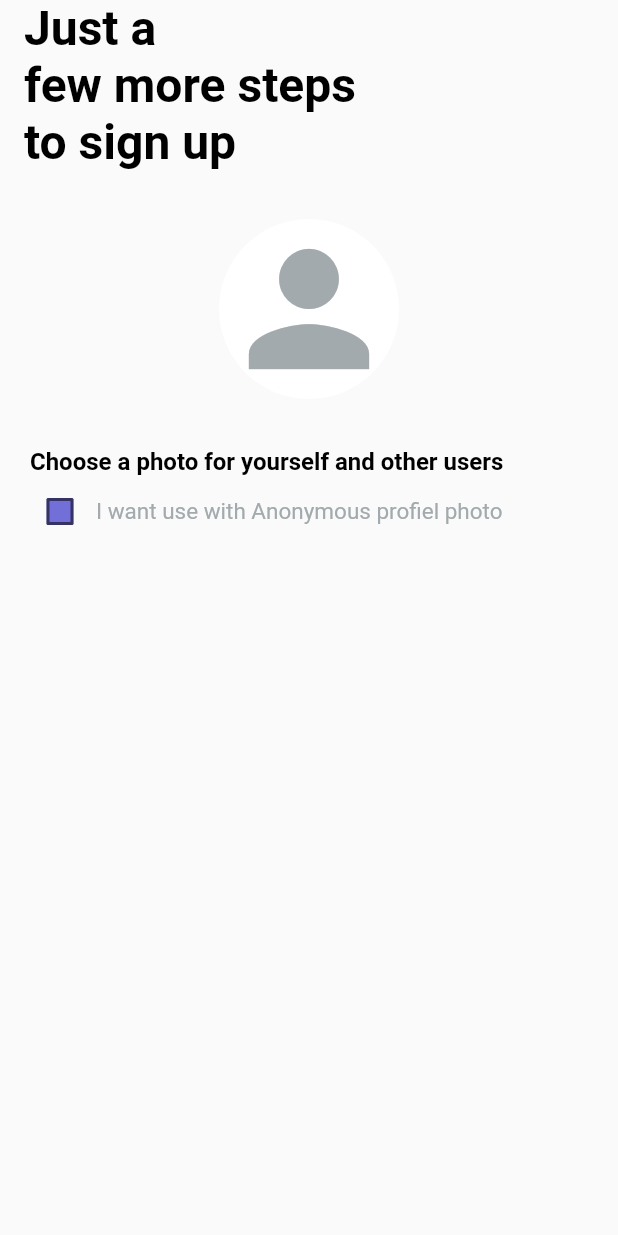
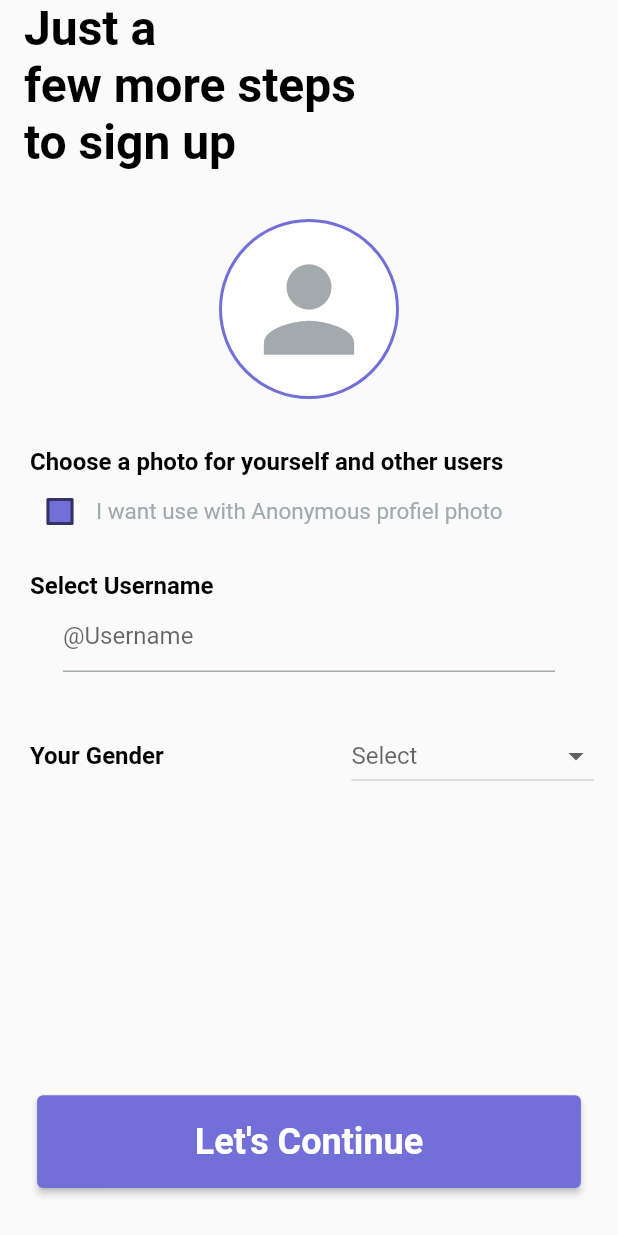
Before and after one commit to 404ibra/diarymedia, a Flutter app: the PickProfilePicture screen opened directly, on a phone screen of 412 x 824 dp. Run offline on Flutter 3.47's test engine with Material 2 defaults, Android fonts, the phone set to English and light mode, and no system bars; our stand-ins replace easy_localization, firebase_auth, firebase_core, get, image_picker; accounts and stored records are empty.

Commit message:
user register ui completed

```diff
--- a/assets/lang/en-EN.json
+++ b/assets/lang/en-EN.json
@@ -11,5 +11,7 @@
     "createInitProfileBirthdayCheckbox": "I want other users to see my birthday on my\nprofile",
     "letsContinue": "Let's Continue",
     "createInitialProfileNameDescription" :
-    " *The name you enter in this field will be the prominent name in your profile. You can use your real name or use an anonymous name."
+    " *The name you enter in this field will be the prominent name in your profile. You can use your real name or use an anonymous name.",
+    "createUserNameHeadlineText" : "Finally\nlet's choose your\nusername",
+    "letsStart": "Let's Start"
 }
--- /dev/null
+++ b/lib/constant/enums.dart
@@ -0,0 +1 @@
+enum Genders<String> { woman, man, other, notSpecify }
--- a/lib/main.dart
+++ b/lib/main.dart
@@ -28,7 +28,7 @@ Future<void> main() async {
         create: (context) => CreateInitProfileProviders(),
       ),
       ChangeNotifierProvider(
-        create: (context) => PickImageStage(),
+        create: (context) => PickImageBoolenValue(),
       )
     ],
     //deneme
--- a/lib/view_model/pick_image.dart
+++ b/lib/view_model/pick_image.dart
@@ -1,9 +1,10 @@
 import 'package:flutter/material.dart';
 
-class PickImageStage extends ChangeNotifier {
+class PickImageBoolenValue extends ChangeNotifier {
   bool anonymousProfilePhoto = false;
   bool imagePicked = false;
   String pickedImagePath = "";
+  String genderSelect = "Select";
   void changeImagePickedStatus() {
     imagePicked = !imagePicked;
     notifyListeners();
@@ -18,4 +19,9 @@ class PickImageStage extends ChangeNotifier {
     anonymousProfilePhoto = !anonymousProfilePhoto;
     notifyListeners();
   }
+
+  void changeGenderSelect(String gender) {
+    genderSelect = gender;
+    notifyListeners();
+  }
 }
--- a/lib/view_model/user_inputs.dart
+++ b/lib/view_model/user_inputs.dart
@@ -36,5 +36,5 @@ class UserInputs {
       obscureText: false,
       textInputType: TextInputType.text,
       textInputAction: TextInputAction.next,
-      hint: "User Name");
+      hint: "@Username");
 }
--- a/lib/views/auth/pick_profile_picture.dart
+++ b/lib/views/auth/pick_profile_picture.dart
@@ -1,8 +1,13 @@
 import 'dart:io';
 
 import 'package:dia/view_model/pick_image.dart';
+import 'package:dia/view_model/user_inputs.dart';
+import 'package:dia/views/auth/select_username.dart';
+import 'package:dia/widgets/large_elevated_button.dart';
 import 'package:easy_localization/easy_localization.dart';
 import 'package:flutter/material.dart';
+import 'package:get/get.dart' show Get;
+import 'package:get/get.dart' show GetNavigation;
 import 'package:image_picker/image_picker.dart';
 import 'package:provider/provider.dart';
 
@@ -14,7 +19,7 @@ class PickProfilePicture extends StatelessWidget {
 
   @override
   Widget build(BuildContext context) {
-    final pickedImageProvider = Provider.of<PickImageStage>(context);
+    final pickedImageProvider = Provider.of<PickImageBoolenValue>(context);
     Future<void> addPhoto() async {
       final pickedImage = await picker.pickImage(source: ImageSource.gallery);
       pickedImageProvider.changePickedImagePath(pickedImage!.path);
@@ -43,17 +48,21 @@ class PickProfilePicture extends StatelessWidget {
                   child: Container(
                       height: 120,
                       width: 120,
-                      decoration: const BoxDecoration(
-                          color: Colors.white, shape: BoxShape.circle),
-                      child: pickedImageProvider.imagePicked
-                          ? CircleAvatar(
+                      decoration: BoxDecoration(
+                          color: Colors.white,
+                          shape: BoxShape.circle,
+                          border: Border.all(
+                              color: CustomColors.primaryPurple, width: 2)),
+                      child: !pickedImageProvider.imagePicked ||
+                              pickedImageProvider.anonymousProfilePhoto
+                          ? const Icon(
+                              Icons.person,
+                              size: 90,
+                              color: CustomColors.primaryGrey,
+                            )
+                          : CircleAvatar(
                               backgroundImage: FileImage(
-                                  File(pickedImageProvider.pickedImagePath)))
-                          : const Icon(
-                              Icons.person,
-                              size: 120,
-                              color: CustomColors.primaryGrey,
-                            )),
+                                  File(pickedImageProvider.pickedImagePath)))),
                 ),
               ),
             ),
@@ -81,9 +90,62 @@ class PickProfilePicture extends StatelessWidget {
                     const Text(
                       "I want use with Anonymous profiel photo",
                       style: TextStyles.kTextStylePrimaryGrey,
-                    )
+                    ),
                   ],
                 )),
+            const Padding(
+              padding: EdgeInsets.only(top: 16, left: 16),
+              child: Text(
+                " Select Username",
+                style: TextStyle(
+                    color: Colors.black,
+                    fontSize: 16,
+                    fontWeight: FontWeight.w600),
+              ),
+            ),
+            Padding(
+              padding: const EdgeInsets.only(bottom: 16.0),
+              child: UserInputs.userName,
+            ),
+            Padding(
+              padding: const EdgeInsets.all(16.0),
+              child: Row(
+                mainAxisAlignment: MainAxisAlignment.spaceBetween,
+                children: [
+                  const Text(
+                    " Your Gender",
+                    style: TextStyle(
+                        color: Colors.black,
+                        fontSize: 16,
+                        fontWeight: FontWeight.w600),
+                  ),
+                  DropdownButton<String>(
+                    hint: Text(pickedImageProvider.genderSelect),
+                    items: <String>[
+                      'Woman',
+                      'Man',
+                      'Other',
+                      'Not want to specify'
+                    ].map((String value) {
+                      return DropdownMenuItem<String>(
+                        value: value,
+                        child: Text(value),
+                      );
+                    }).toList(),
+                    onChanged: (value) {
+                      pickedImageProvider.changeGenderSelect(value!);
+                    },
+                  ),
+                ],
+              ),
+            ),
+            const Spacer(),
+            LargeElevatedButton(
+              buttonText: "letsContinue".tr(),
+              onPressed: () {
+                Get.to(() => const CreateUsername());
+              },
+            ),
           ],
         ),
       ),
--- /dev/null
+++ b/lib/views/auth/select_username.dart
@@ -0,0 +1,29 @@
+import 'package:dia/constant/constants.dart';
+import 'package:dia/view_model/user_inputs.dart';
+import 'package:easy_localization/easy_localization.dart';
+import 'package:flutter/material.dart';
+
+class CreateUsername extends StatelessWidget {
+  const CreateUsername({super.key});
+
+  @override
+  Widget build(BuildContext context) {
+    return Scaffold(
+      body: SafeArea(
+        child: Column(
+          crossAxisAlignment: CrossAxisAlignment.start,
+          children: <Widget>[
+            Padding(
+              padding: CustomPaddings.kHorizontalPadding,
+              child: Text(
+                "letsStart".tr(),
+                style: TextStyles.kHeadlineTextStyle,
+              ),
+            ),
+            UserInputs.userName
+          ],
+        ),
+      ),
+    );
+  }
+}
```
